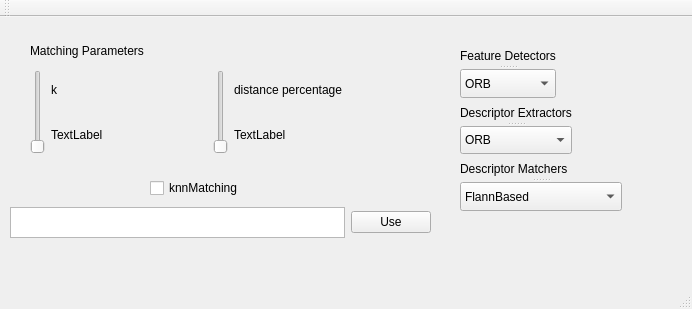
pal-robotics/tiago_tutorials, file tiago_opencv_tutorial/resources/gui_flann_matching.ui: the form before one commit.
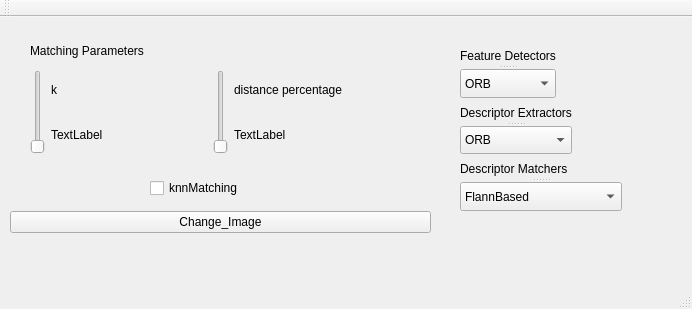
The form after the commit.

Diff of the .ui file:
```diff
--- a/tiago_opencv_tutorial/resources/gui_flann_matching.ui
+++ b/tiago_opencv_tutorial/resources/gui_flann_matching.ui
@@ -226,12 +226,9 @@
     </property>
     <layout class="QGridLayout" name="gridLayout">
      <item row="0" column="0">
-      <widget class="QTextEdit" name="path_text"/>
-     </item>
-     <item row="0" column="1">
       <widget class="QPushButton" name="use_button">
        <property name="text">
-        <string>Use</string>
+        <string>Change_Image</string>
        </property>
       </widget>
      </item>
```
Left out of the diff: 21 changed lines with no effect on the pictures.
